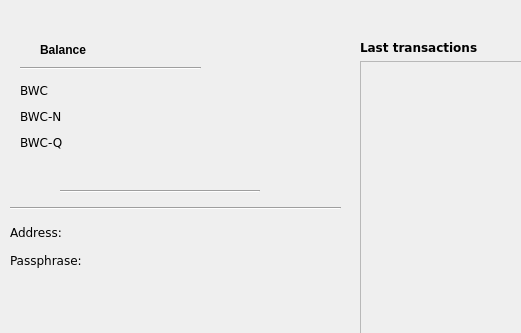
First picture: the form in client/gui/mainwindow.ui, repository TemplateName56/Blockchain_Wallet, before the edit; both pictures show x 0 to 521 and y 0 to 333 of the 800 by 600 pixel window.
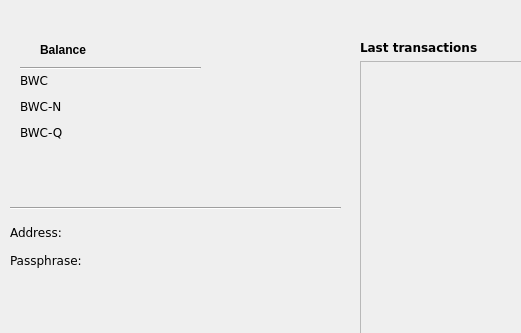
Second picture: the form after the edit. The open tabs and pages were chosen to show the change.

The edit to the form file:
```diff
--- a/client/gui/mainwindow.ui
+++ b/client/gui/mainwindow.ui
@@ -76,139 +76,6 @@
        <string>Balance</string>
       </property>
      </widget>
-     <widget class="Line" name="line">
-      <property name="geometry">
-       <rect>
-        <x>60</x>
-        <y>190</y>
-        <width>200</width>
-        <height>3</height>
-       </rect>
-      </property>
-      <property name="orientation">
-       <enum>Qt::Horizontal</enum>
-      </property>
-     </widget>
-     <widget class="QWidget" name="layoutWidget">
-      <property name="geometry">
-       <rect>
-        <x>20</x>
-        <y>80</y>
-        <width>179</width>
-        <height>76</height>
-       </rect>
-      </property>
-      <layout class="QFormLayout" name="balanceLayout">
-       <item row="0" column="0">
-        <widget class="QLabel" name="bwcLabel">
-         <property name="minimumSize">
-          <size>
-           <width>50</width>
-           <height>20</height>
-          </size>
-         </property>
-         <property name="text">
-          <string>BWC</string>
-         </property>
-        </widget>
-       </item>
-       <item row="0" column="1">
-        <widget class="QLabel" name="bwcBalance">
-         <property name="minimumSize">
-          <size>
-           <width>120</width>
-           <height>20</height>
-          </size>
-         </property>
-         <property name="font">
-          <font>
-           <family>Arial</family>
-           <weight>75</weight>
-           <bold>true</bold>
-          </font>
-         </property>
-         <property name="text">
-          <string/>
-         </property>
-         <property name="alignment">
-          <set>Qt::AlignRight|Qt::AlignTrailing|Qt::AlignVCenter</set>
-         </property>
-        </widget>
-       </item>
-       <item row="1" column="0">
-        <widget class="QLabel" name="bwcNLabel">
-         <property name="minimumSize">
-          <size>
-           <width>50</width>
-           <height>20</height>
-          </size>
-         </property>
-         <property name="text">
-          <string>BWC-N</string>
-         </property>
-        </widget>
-       </item>
-       <item row="1" column="1">
-        <widget class="QLabel" name="bwcNBalance">
-         <property name="minimumSize">
-          <size>
-           <width>120</width>
-           <height>20</height>
-          </size>
-         </property>
-         <property name="font">
-          <font>
-           <family>Arial</family>
-           <weight>75</weight>
-           <bold>true</bold>
-          </font>
-         </property>
-         <property name="text">
-          <string/>
-         </property>
-         <property name="alignment">
-          <set>Qt::AlignRight|Qt::AlignTrailing|Qt::AlignVCenter</set>
-         </property>
-        </widget>
-       </item>
-       <item row="2" column="0">
-        <widget class="QLabel" name="bwcQLabel">
-         <property name="minimumSize">
-          <size>
-           <width>50</width>
-           <height>20</height>
-          </size>
-         </property>
-         <property name="text">
-          <string>BWC-Q</string>
-         </property>
-        </widget>
-       </item>
-       <item row="2" column="1">
-        <widget class="QLabel" name="bwcQBalance">
-         <property name="minimumSize">
-          <size>
-           <width>120</width>
-           <height>20</height>
-          </size>
-         </property>
-         <property name="font">
-          <font>
-           <family>Arial</family>
-           <weight>75</weight>
-           <bold>true</bold>
-          </font>
-         </property>
-         <property name="text">
-          <string/>
-         </property>
-         <property name="alignment">
-          <set>Qt::AlignRight|Qt::AlignTrailing|Qt::AlignVCenter</set>
-         </property>
-        </widget>
-       </item>
-      </layout>
-     </widget>
      <widget class="QWidget" name="layoutWidget">
       <property name="geometry">
        <rect>
@@ -387,6 +254,126 @@
        <enum>Qt::Horizontal</enum>
       </property>
      </widget>
+     <widget class="QWidget" name="widget" native="true">
+      <property name="geometry">
+       <rect>
+        <x>20</x>
+        <y>70</y>
+        <width>194</width>
+        <height>90</height>
+       </rect>
+      </property>
+      <layout class="QFormLayout" name="formLayout">
+       <item row="0" column="0">
+        <widget class="QLabel" name="bwcLabel">
+         <property name="minimumSize">
+          <size>
+           <width>50</width>
+           <height>20</height>
+          </size>
+         </property>
+         <property name="text">
+          <string>BWC</string>
+         </property>
+        </widget>
+       </item>
+       <item row="0" column="1">
+        <widget class="QLabel" name="bwcBalance">
+         <property name="minimumSize">
+          <size>
+           <width>120</width>
+           <height>20</height>
+          </size>
+         </property>
+         <property name="font">
+          <font>
+           <family>Arial</family>
+           <weight>75</weight>
+           <bold>true</bold>
+          </font>
+         </property>
+         <property name="text">
+          <string/>
+         </property>
+         <property name="alignment">
+          <set>Qt::AlignRight|Qt::AlignTrailing|Qt::AlignVCenter</set>
+         </property>
+        </widget>
+       </item>
+       <item row="1" column="0">
+        <widget class="QLabel" name="bwcNLabel">
+         <property name="minimumSize">
+          <size>
+           <width>50</width>
+           <height>20</height>
+          </size>
+         </property>
+         <property name="text">
+          <string>BWC-N</string>
+         </property>
+        </widget>
+       </item>
+       <item row="1" column="1">
+        <widget class="QLabel" name="bwcNBalance">
+         <property name="minimumSize">
+          <size>
+           <width>120</width>
+           <height>20</height>
+          </size>
+         </property>
+         <property name="font">
+          <font>
+           <family>Arial</family>
+           <weight>75</weight>
+           <bold>true</bold>
+          </font>
+         </property>
+         <property name="text">
+          <string/>
+         </property>
+         <property name="alignment">
+          <set>Qt::AlignRight|Qt::AlignTrailing|Qt::AlignVCenter</set>
+         </property>
+        </widget>
+       </item>
+       <item row="2" column="0">
+        <widget class="QLabel" name="bwcQLabel">
+         <property name="minimumSize">
+          <size>
+           <width>50</width>
+           <height>20</height>
+          </size>
+         </property>
+         <property name="text">
+          <string>BWC-Q</string>
+         </property>
+        </widget>
+       </item>
+       <item row="2" column="1">
+        <widget class="QLabel" name="bwcQBalance">
+         <property name="minimumSize">
+          <size>
+           <width>120</width>
+           <height>20</height>
+          </size>
+         </property>
+         <property name="font">
+          <font>
+           <family>Arial</family>
+           <weight>75</weight>
+           <bold>true</bold>
+          </font>
+         </property>
+         <property name="text">
+          <string/>
+         </property>
+         <property name="alignment">
+          <set>Qt::AlignRight|Qt::AlignTrailing|Qt::AlignVCenter</set>
+         </property>
+        </widget>
+       </item>
+      </layout>
+     </widget>
     </widget>
     <widget class="QWidget" name="sendWidget">
      <property name="sizePolicy">
```
Left out of the diff: 282 changed lines with no effect on the pictures. Lines whose indentation alone changed are shown as unchanged.
